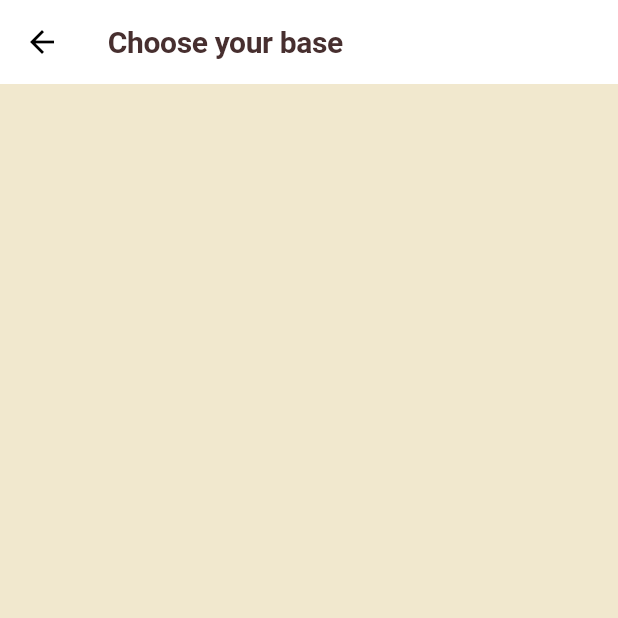
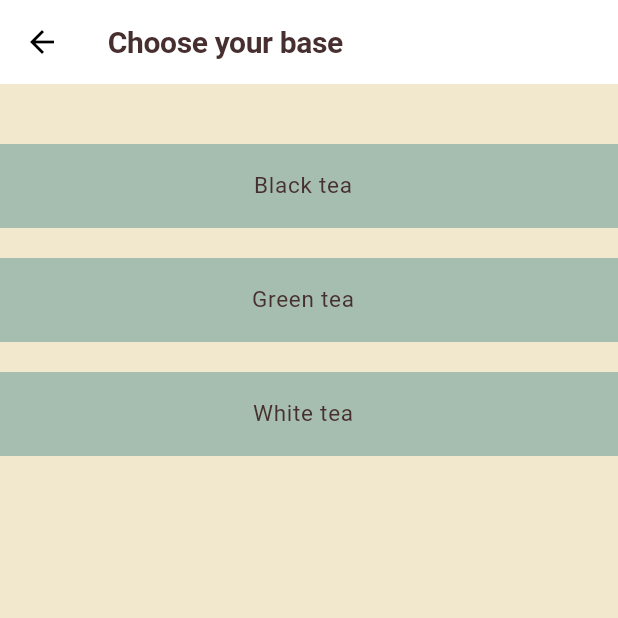
Before and after one commit to MarRac15/Tea_picker, a Flutter app: the screen it shows after launch, after a tap on "Create your tea", on a phone screen of 412 x 824 dp, the top half of it. Run offline on Flutter 3.47's test engine with Material 3 defaults, Android fonts, the light colour scheme and no system bars; our stand-ins replace flutter_riverpod.

Commit message:
big update - new pages in creator and new necessary providers and models

```diff
--- a/lib/main.dart
+++ b/lib/main.dart
@@ -1,6 +1,7 @@
 import 'package:flutter/material.dart';
 import 'package:tea_picker/providers/changeThemeNotifier.dart';
 import 'package:tea_picker/style/theme.dart';
+import 'package:tea_picker/views/creator_screens/additives_page.dart';
 import 'package:tea_picker/views/home_page.dart';
 import 'package:flutter_riverpod/flutter_riverpod.dart';
 
@@ -17,7 +18,10 @@ class MainApp extends ConsumerWidget {
       title: 'Tea Picker',
       debugShowCheckedModeBanner: false,
       theme: AppTheme.getThemeData(themeMode),
-      home: HomePage()
+      home: HomePage(),
+      routes: {
+        '/additives': (_) => AdditivesPage(),
+      }
     );
   }
 }
--- a/lib/models/tea.dart
+++ b/lib/models/tea.dart
@@ -17,4 +17,23 @@ Tea({
   required this.intensity,
   required this.additives
   });
+
+  Tea copyWith({
+    String? id,
+    String? name,
+    String? type,
+    String? taste,
+    String? mood,
+    String? intensity,
+    List<String>? additives})
+  {
+    return Tea(
+      id: id ?? this.id,
+      name: name ?? this.name,
+      type: type ?? this.type,
+      taste: taste ?? this.taste,
+      mood: mood?? this.mood,
+      intensity: intensity?? this.intensity,
+      additives: additives?? this.additives);
+  }
 }
--- a/lib/style/theme.dart
+++ b/lib/style/theme.dart
@@ -8,6 +8,7 @@ class AppTheme{
   static const Color accentColor = Color.fromARGB(255, 165, 190, 176);
   static const Color backgroundColor = Color.fromARGB(255, 241, 232, 206);
   static const Color darkBackgroundColor = Color.fromARGB(255, 36, 36, 36);
+  static const Color darkAccentColor = Color.fromARGB(255, 85, 85, 85);
 
   static const TextStyle headline1 = TextStyle(
     fontSize: 20,
@@ -26,7 +27,7 @@ class AppTheme{
       brightness: Brightness.dark,
       primaryColor: primaryColor,
       colorScheme: ColorScheme.fromSwatch().copyWith(
-        secondary: accentColor,
+        secondary: darkAccentColor,
         background: darkBackgroundColor,
         brightness: Brightness.dark
         ),
--- a/lib/views/creator_screens/type._page.dart
+++ b/lib/views/creator_screens/type._page.dart
@@ -1,14 +1,71 @@
 import 'package:flutter/material.dart';
+import 'package:tea_picker/viewModels/teaViewModel.dart';
+import 'package:flutter_riverpod/flutter_riverpod.dart';
+import 'package:tea_picker/views/creator_screens/taste_page.dart';
 
-class TypePage extends StatelessWidget {
-  const TypePage({super.key});
+class TypePage extends ConsumerWidget {
+
 
   @override
-  Widget build(BuildContext context) {
+  Widget build(BuildContext context, WidgetRef ref) {
+    final teaViewModel = ref.watch(teaProvider.notifier);
     return Scaffold(
     appBar: AppBar(
         title: Text('Choose your base', style: Theme.of(context).textTheme.displayLarge),
       ),
+      body: Center(
+        child: Column(
+          children: [
+            SizedBox(height: 40,),
+
+            ListTile(
+              title: Row(
+                mainAxisAlignment: MainAxisAlignment.center,
+                children: [
+                  Text('Black tea', style: Theme.of(context).textTheme.bodyLarge),
+                ]
+              ),
+              onTap: (){
+                teaViewModel.setType('black');
+                Navigator.push(context, MaterialPageRoute(builder: (context)=> TastePage()));
+              },
+              tileColor: Theme.of(context).colorScheme.secondary
+            ),
+
+            SizedBox(height: 20,),
+
+            ListTile(
+              title: Row(
+                mainAxisAlignment: MainAxisAlignment.center,
+                children: [
+                  Text('Green tea', style: Theme.of(context).textTheme.bodyLarge),
+                ],
+              ),
+              onTap: (){
+                teaViewModel.setType('green');
+                Navigator.push(context, MaterialPageRoute(builder: (context)=> TastePage()));
+              },
+              tileColor: Theme.of(context).colorScheme.secondary,
+            ),
+
+            SizedBox(height: 20,),
+
+            ListTile(
+              title: Row(
+                mainAxisAlignment: MainAxisAlignment.center,
+                children: [
+                  Text('White tea', style: Theme.of(context).textTheme.bodyLarge),
+                ],
+              ),
+              onTap: (){
+                teaViewModel.setType('white');
+                Navigator.push(context, MaterialPageRoute(builder: (context)=> TastePage()));
+              },
+              tileColor: Theme.of(context).colorScheme.secondary,
+            ),
+          ]),
+
+      )
     );
   }
 }
```
Also changed, not shown: lib/models/additive.dart (added, +33 -0 lines), lib/providers/additivesNotifier.dart (added, +38 -0 lines), lib/viewModels/teaViewModel.dart (added, +42 -0 lines), lib/views/creator_screens/additives_page.dart (added, +34 -0 lines), lib/views/creator_screens/intensity_page.dart (added, +56 -0 lines), lib/views/creator_screens/mood_page.dart (added, +65 -0 lines), lib/views/creator_screens/taste_page.dart (added, +57 -0 lines).
